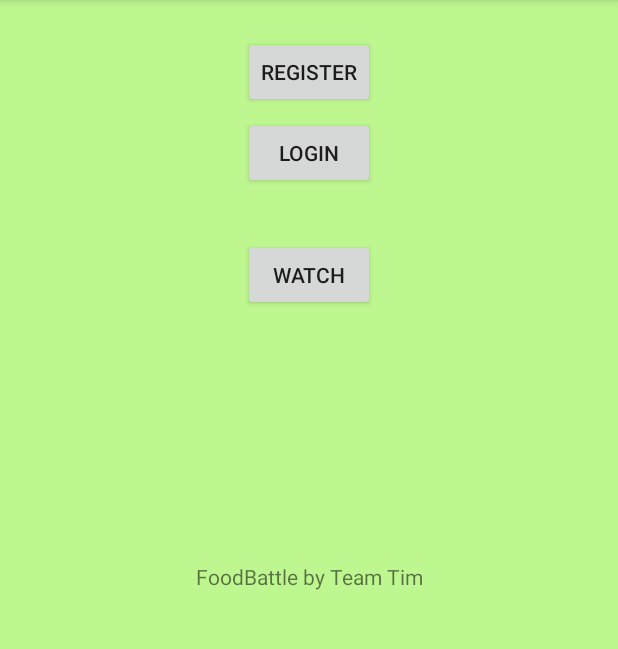
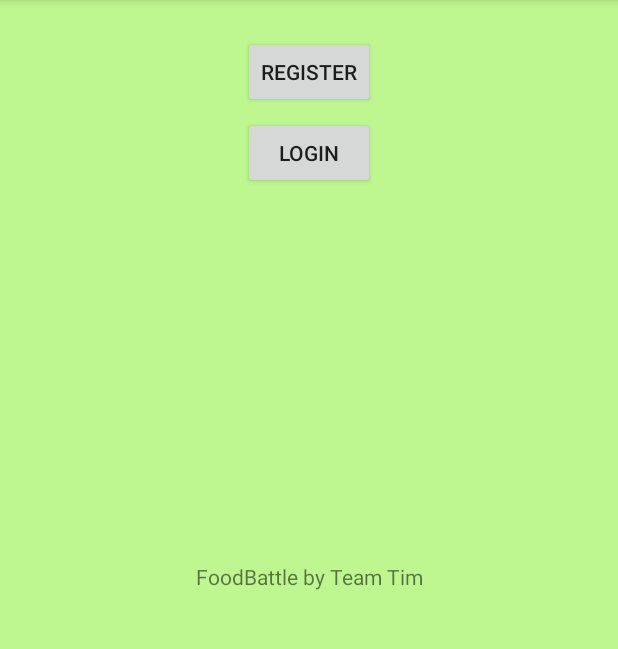
Before and after one commit to schelle14/BattleFood, an Android app: the screen it shows after launch (MainActivity), on a phone screen of 412 x 824 dp, the part 84-733 px from its top. Run offline under Robolectric (Android 15) with nearby library versions, the phone set to English and light mode, and no system bars.

Commit message:
[DD, AP] UI fixes, unnecessary button deleted

```diff
--- a/app/src/main/java/at/xp2_2017/battlefood/MainActivity.java
+++ b/app/src/main/java/at/xp2_2017/battlefood/MainActivity.java
@@ -12,7 +12,6 @@ public class MainActivity extends AppCompatActivity implements View.OnClickListe
     public Button buttonReg;
     public Button buttonLog;
     public TextView txtMainActivity;
-    public Button buttonWatch;
 
     public void init() {
         buttonReg = (Button)findViewById(R.id.buttonReg);
--- a/app/src/main/res/layout/activity_main.xml
+++ b/app/src/main/res/layout/activity_main.xml
@@ -29,18 +29,6 @@
         app:layout_constraintTop_toTopOf="parent" />
 
     <Button
-        android:id="@+id/buttonWatch"
-        android:layout_width="wrap_content"
-        android:layout_height="wrap_content"
-        android:layout_marginLeft="8dp"
-        android:layout_marginRight="8dp"
-        android:layout_marginTop="87dp"
-        android:text="Watch"
-        app:layout_constraintLeft_toLeftOf="parent"
-        app:layout_constraintRight_toRightOf="parent"
-        app:layout_constraintTop_toBottomOf="@+id/buttonReg" />
-
-    <Button
         android:id="@+id/buttonLog"
         android:layout_width="wrap_content"
         android:layout_height="wrap_content"
```
Also changed, not shown: app/src/main/java/at/xp2_2017/battlefood/MenuUI.java (+0 -9 lines), app/src/main/res/layout/activity_menu.xml (+0 -14 lines).
